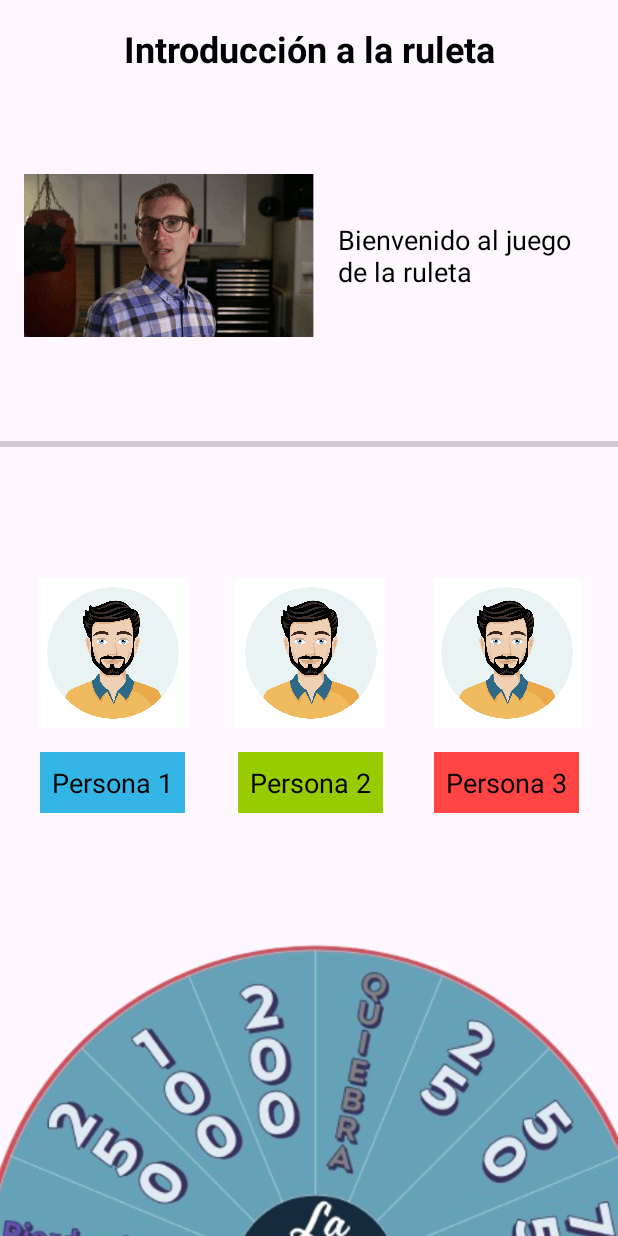
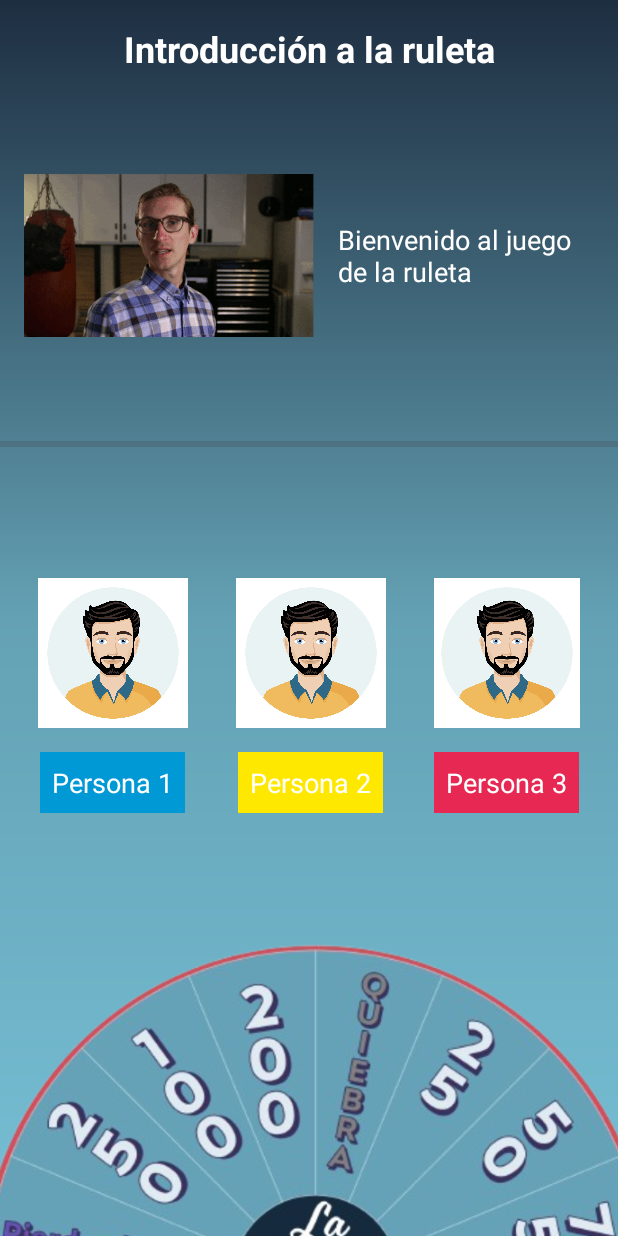
Before and after one commit to DanielBodVel/Ruleta_de_la_suerte, an Android app: the TalkActivity screen opened directly, with no data from a screen before it, on a phone screen of 412 x 824 dp. Run offline under Robolectric (Android 15) with nearby library versions, the phone set to English and light mode, and no system bars.

Commit message:
Cambio de color a algunas y todos los textos traducidos

```diff
--- a/app/src/main/res/layout/activity_final_game.xml
+++ b/app/src/main/res/layout/activity_final_game.xml
@@ -4,6 +4,7 @@
     xmlns:tools="http://schemas.android.com/tools"
     android:id="@+id/main"
     android:layout_width="match_parent"
+    android:background="@drawable/background"
     android:layout_height="match_parent"
     tools:context=".FinalGameActivity">
 
@@ -24,7 +25,7 @@
             android:layout_height="wrap_content"
             android:text="@string/end_RuletaFinal"
             android:textAlignment="center"
-            android:textColor="#000000"
+            android:textColor="@color/white"
             android:textSize="28sp"
             android:layout_marginTop="40dp"
             android:textStyle="bold" />
@@ -34,7 +35,7 @@
             android:layout_height="wrap_content"
             android:text="@string/end_RuletaFinalText"
             android:textAlignment="center"
-            android:textColor="#000000"
+            android:textColor="@color/white"
             android:textSize="22sp"
             android:textStyle="bold" />
 
--- a/app/src/main/res/layout/activity_historial.xml
+++ b/app/src/main/res/layout/activity_historial.xml
@@ -1,10 +1,10 @@
 <?xml version="1.0" encoding="utf-8"?>
 <androidx.constraintlayout.widget.ConstraintLayout xmlns:android="http://schemas.android.com/apk/res/android"
-    xmlns:app="http://schemas.android.com/apk/res-auto"
     xmlns:tools="http://schemas.android.com/tools"
     android:id="@+id/main"
     android:layout_width="match_parent"
     android:layout_height="match_parent"
+    android:background="@drawable/background"
     tools:context=".HistorylActivity">
 
 </androidx.constraintlayout.widget.ConstraintLayout>
--- a/app/src/main/res/layout/activity_multi_game.xml
+++ b/app/src/main/res/layout/activity_multi_game.xml
@@ -195,8 +195,8 @@
                 android:id="@+id/textoMensajeAntes"
                 android:layout_width="wrap_content"
                 android:layout_height="wrap_content"
-                android:layout_marginLeft="10dp"
-                android:layout_marginRight="8dp"
+                android:layout_marginStart="10dp"
+                android:layout_marginEnd="8dp"
                 android:text="@string/multi_valorCasilla"
                 android:textSize="16sp"
                 android:textStyle="bold" />
--- a/app/src/main/res/layout/activity_talk.xml
+++ b/app/src/main/res/layout/activity_talk.xml
@@ -1,37 +1,37 @@
 <?xml version="1.0" encoding="utf-8"?>
-<androidx.constraintlayout.widget.ConstraintLayout
-    xmlns:android="http://schemas.android.com/apk/res/android"
+<androidx.constraintlayout.widget.ConstraintLayout xmlns:android="http://schemas.android.com/apk/res/android"
     xmlns:app="http://schemas.android.com/apk/res-auto"
     xmlns:tools="http://schemas.android.com/tools"
     android:id="@+id/main"
     android:layout_width="match_parent"
     android:layout_height="match_parent"
+    android:background="@drawable/background"
     tools:context=".TalkActivity">
 
     <TextView
         android:id="@+id/titleText"
         android:layout_width="wrap_content"
         android:layout_height="wrap_content"
+        android:layout_margin="16dp"
+        android:gravity="center"
         android:text="@string/talk_intro"
+        android:textColor="@android:color/white"
         android:textSize="24sp"
-        android:textColor="@android:color/black"
         android:textStyle="bold"
-        android:layout_margin="16dp"
-        app:layout_constraintTop_toTopOf="parent"
+        app:layout_constraintEnd_toEndOf="parent"
         app:layout_constraintStart_toStartOf="parent"
-        app:layout_constraintEnd_toEndOf="parent"
-        android:gravity="center" />
+        app:layout_constraintTop_toTopOf="parent" />
 
     <LinearLayout
         android:id="@+id/contentLayout"
         android:layout_width="match_parent"
         android:layout_height="wrap_content"
+        android:layout_marginTop="16dp"
         android:orientation="horizontal"
-        android:layout_marginTop="16dp"
-        app:layout_constraintTop_toBottomOf="@id/titleText"
+        android:padding="16dp"
+        app:layout_constraintEnd_toEndOf="parent"
         app:layout_constraintStart_toStartOf="parent"
-        app:layout_constraintEnd_toEndOf="parent"
-        android:padding="16dp">
+        app:layout_constraintTop_toBottomOf="@id/titleText">
 
         <ImageView
             android:id="@+id/gifImage"
@@ -48,7 +48,7 @@
             android:layout_weight="1"
             android:gravity="center_vertical"
             android:text="Bienvenido al juego de la ruleta"
-            android:textColor="@android:color/black"
+            android:textColor="@android:color/white"
             android:textSize="18sp" />
     </LinearLayout>
 
@@ -57,32 +57,32 @@
         style="?android:attr/progressBarStyleHorizontal"
         android:layout_width="match_parent"
         android:layout_height="8dp"
-        app:layout_constraintTop_toBottomOf="@id/contentLayout"
+        android:layout_marginTop="16dp"
+        android:max="100"
+        android:progress="0"
+        app:layout_constraintEnd_toEndOf="parent"
         app:layout_constraintStart_toStartOf="parent"
-        app:layout_constraintEnd_toEndOf="parent"
-        android:layout_marginTop="16dp"
-        android:progress="0"
-        android:max="100" />
+        app:layout_constraintTop_toBottomOf="@id/contentLayout" />
 
     <LinearLayout
         android:id="@+id/avatarsLayout"
         android:layout_width="match_parent"
         android:layout_height="wrap_content"
+        android:layout_marginTop="60dp"
+        android:gravity="center"
         android:orientation="horizontal"
-        android:layout_marginTop="60dp"
-        app:layout_constraintTop_toBottomOf="@id/progressBar"
+        android:padding="25dp"
+        android:weightSum="3"
+        app:layout_constraintEnd_toEndOf="parent"
         app:layout_constraintStart_toStartOf="parent"
-        app:layout_constraintEnd_toEndOf="parent"
-        android:padding="25dp"
-        android:gravity="center"
-        android:weightSum="3">
+        app:layout_constraintTop_toBottomOf="@id/progressBar">
 
         <LinearLayout
             android:layout_width="wrap_content"
             android:layout_height="wrap_content"
-            android:orientation="vertical"
+            android:layout_marginEnd="32dp"
             android:gravity="center"
-            android:layout_marginEnd="32dp">
+            android:orientation="vertical">
 
             <ImageView
                 android:layout_width="100dp"
@@ -92,21 +92,21 @@
             <TextView
                 android:layout_width="wrap_content"
                 android:layout_height="wrap_content"
+                android:layout_marginTop="16dp"
+                android:background="@color/blueUser"
+                android:gravity="center"
+                android:padding="8dp"
                 android:text="Persona 1"
-                android:textColor="@android:color/black"
-                android:textSize="18sp"
-                android:layout_marginTop="16dp"
-                android:background="@android:color/holo_blue_light"
-                android:padding="8dp"
-                android:gravity="center" />
+                android:textColor="@android:color/white"
+                android:textSize="18sp" />
         </LinearLayout>
 
         <LinearLayout
             android:layout_width="wrap_content"
             android:layout_height="wrap_content"
-            android:orientation="vertical"
+            android:layout_marginEnd="32dp"
             android:gravity="center"
-            android:layout_marginEnd="32dp">
+            android:orientation="vertical">
 
             <ImageView
                 android:layout_width="100dp"
@@ -116,20 +116,20 @@
             <TextView
                 android:layout_width="wrap_content"
                 android:layout_height="wrap_content"
+                android:layout_marginTop="16dp"
+                android:background="@color/yellowUser"
+                android:gravity="center"
+                android:padding="8dp"
                 android:text="Persona 2"
-                android:textColor="@android:color/black"
-                android:textSize="18sp"
-                android:layout_marginTop="16dp"
-                android:background="@android:color/holo_green_light"
-                android:padding="8dp"
-                android:gravity="center" />
+                android:textColor="@color/white"
+                android:textSize="18sp" />
         </LinearLayout>
 
         <LinearLayout
             android:layout_width="wrap_content"
             android:layout_height="wrap_content"
-            android:orientation="vertical"
-            android:gravity="center">
+            android:gravity="center"
+            android:orientation="vertical">
 
             <ImageView
                 android:layout_width="100dp"
@@ -139,13 +139,13 @@
             <TextView
                 android:layout_width="wrap_content"
                 android:layout_height="wrap_content"
+                android:layout_marginTop="16dp"
+                android:background="@color/redUser"
+                android:gravity="center"
+                android:padding="8dp"
                 android:text="Persona 3"
-                android:textColor="@android:color/black"
-                android:textSize="18sp"
-                android:layout_marginTop="16dp"
-                android:background="@android:color/holo_red_light"
-                android:padding="8dp"
-                android:gravity="center" />
+                android:textColor="@color/white"
+                android:textSize="18sp" />
         </LinearLayout>
     </LinearLayout>
 
@@ -165,11 +165,11 @@
         android:id="@+id/startButton"
         android:layout_width="wrap_content"
         android:layout_height="wrap_content"
+        android:layout_marginTop="16dp"
         android:text="@string/talk_Empezar"
         android:visibility="gone"
-        app:layout_constraintTop_toBottomOf="@id/progressBar"
+        app:layout_constraintEnd_toEndOf="parent"
         app:layout_constraintStart_toStartOf="parent"
-        app:layout_constraintEnd_toEndOf="parent"
-        android:layout_marginTop="16dp"/>
+        app:layout_constraintTop_toBottomOf="@id/progressBar" />
 
 </androidx.constraintlayout.widget.ConstraintLayout>
--- a/app/src/main/res/values/colors.xml
+++ b/app/src/main/res/values/colors.xml
@@ -7,4 +7,7 @@
     <color name="cracedWhite">#dfeaf1</color>
     <color name="lightBlue">#76bfd5</color>
     <color name="red">#da4b54</color>
+    <color name="yellowUser">#ffe800</color>
+    <color name="blueUser">#0099d6</color>
+    <color name="redUser">#e72853</color>
 </resources>
--- a/app/src/main/res/values/strings.xml
+++ b/app/src/main/res/values/strings.xml
@@ -50,9 +50,9 @@
     <string name="bote">Bote</string>
     <string name="pierde_turno">Pierde turno</string>
     <string name="quiebra">Quiebra</string>
-    <string name="error_consonante">Introduce solo una consonante</string>
+    <string name="error_consonante">Introduce una consonante</string>
     <string name="error_letra_valida">Introduce solo una letra válida</string>
-    <string name="error_vocal">Introduce solo una vocal</string>
+    <string name="error_vocal">Introduce una vocal</string>
     <string name="error_frase_valida">Introduce una frase válida</string>
     <string name="letra_encontrada">¡La letra %1$s sí está en la frase del panel!</string>
     <string name="letra_aparece">La letra \'%1$s\' aparece %2$d veces en la frase.</string>
```
Also changed, not shown: 2 other files.
